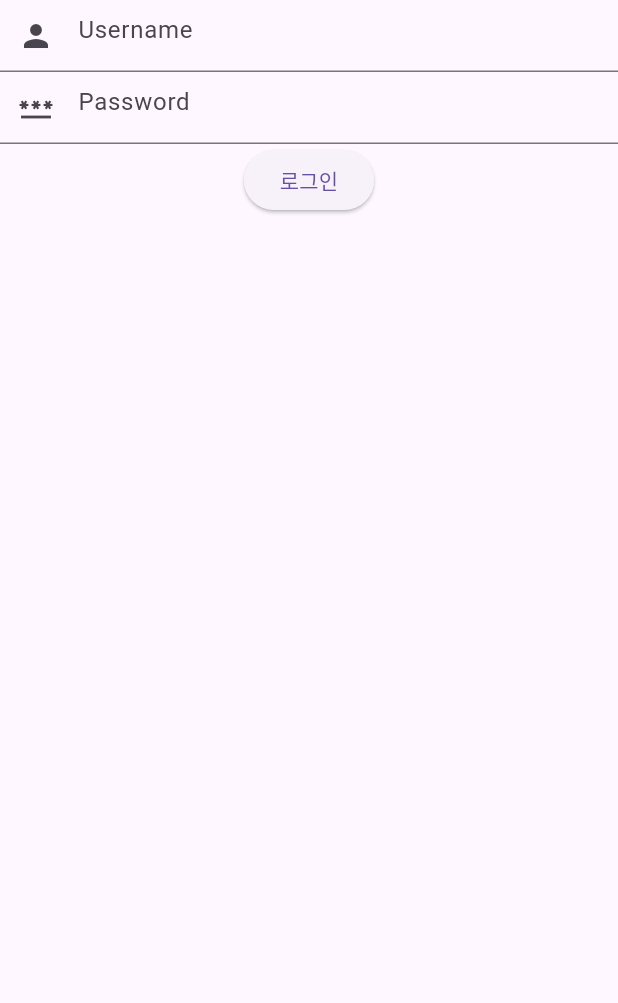
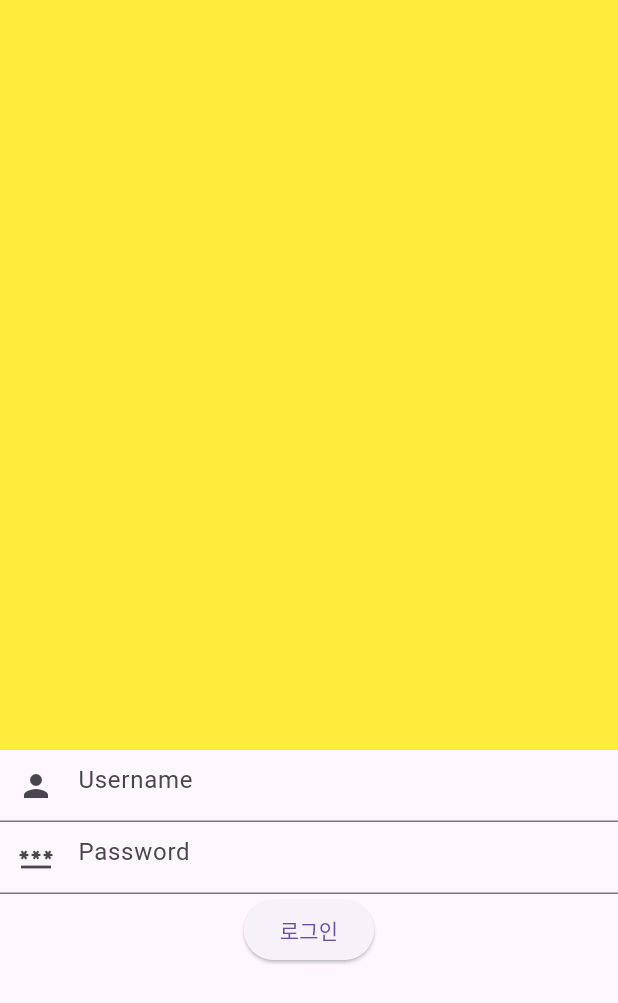
Before and after one commit to hyeji111544/flutter-app, a Flutter app: the screen it shows after launch, on a phone screen of 412 x 824 dp. Shown: the top 1003 px of the screen. Run offline on Flutter 3.47's test engine with Material 3 defaults, Android fonts, the light colour scheme and no system bars.

Commit message:
키보드 출력 시 동적 스크롤 구현중

```diff
--- a/loginapp/lib/main.dart
+++ b/loginapp/lib/main.dart
@@ -1,6 +1,7 @@
 import 'package:flutter/material.dart';
 import 'package:loginapp/pages/home_page.dart';
 import 'package:loginapp/pages/login_page.dart';
+import 'package:loginapp/scroll_event.dart';
 
 void main() {
   runApp(MyApp());
@@ -26,8 +27,27 @@ class LoginPage extends StatelessWidget {
   @override
   Widget build(BuildContext context) {
     return Scaffold(
-      body: Column(
+      body: SingleChildScrollView(
+        child: Column(
           children: [
+            // 로그인 아이템 위젯 추가
+            loginItem(context, username, password),
+          ],
+        ),
+      ),
+    );
+  }
+}
+
+
+
+Widget loginItem(BuildContext context, TextEditingController username, TextEditingController password) {
+  return Column(
+    children: [
+      Container(
+        height: 500,
+        color: Colors.yellow,
+      ),
       TextFormField(
         controller: username,
         decoration: InputDecoration(
@@ -35,10 +55,9 @@ class LoginPage extends StatelessWidget {
           prefixIcon: Icon(Icons.person),
         ),
       ),
-          //TextFormFilde 는 InputDecoration 을 사용
       TextFormField(
         controller: password,
-            obscureText: true, //비밀번호 기재시 안보이게 해주는것
+        obscureText: true, // 비밀번호 입력 시 안 보이게 처리
         decoration: InputDecoration(
           hintText: "Password",
           prefixIcon: Icon(Icons.password),
@@ -46,25 +65,17 @@ class LoginPage extends StatelessWidget {
       ),
       ElevatedButton(
         onPressed: () {
-                // 1. 값 가져오기
           String un = username.text;
           String pw = password.text;
           print(un);
           print(pw);
 
-                // 2. 통신하기
-
-                // 3. 화면 이동 (A -> B)
-                // [A, B] pushName
-                // [B] pushReplaceName
-                // [B] pushNamedAndRemoveUntil
           Navigator.pushNamed(context, "/home");
         },
-              child: Text("로그인")),
+        child: Text("로그인"),
+      ),
     ],
-      ),
   );
-  }
 }
 
 class HomePage extends StatelessWidget {
```
Also changed, not shown: loginapp/lib/scroll_event.dart (added, +64 -0 lines). Lines whose indentation alone changed are shown as unchanged.
